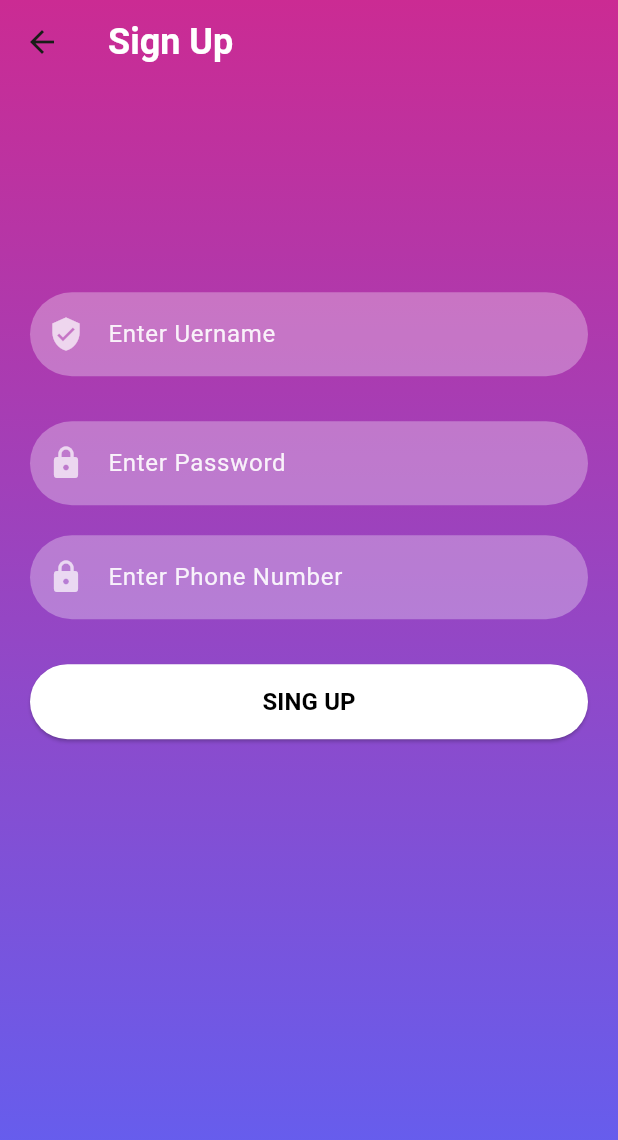
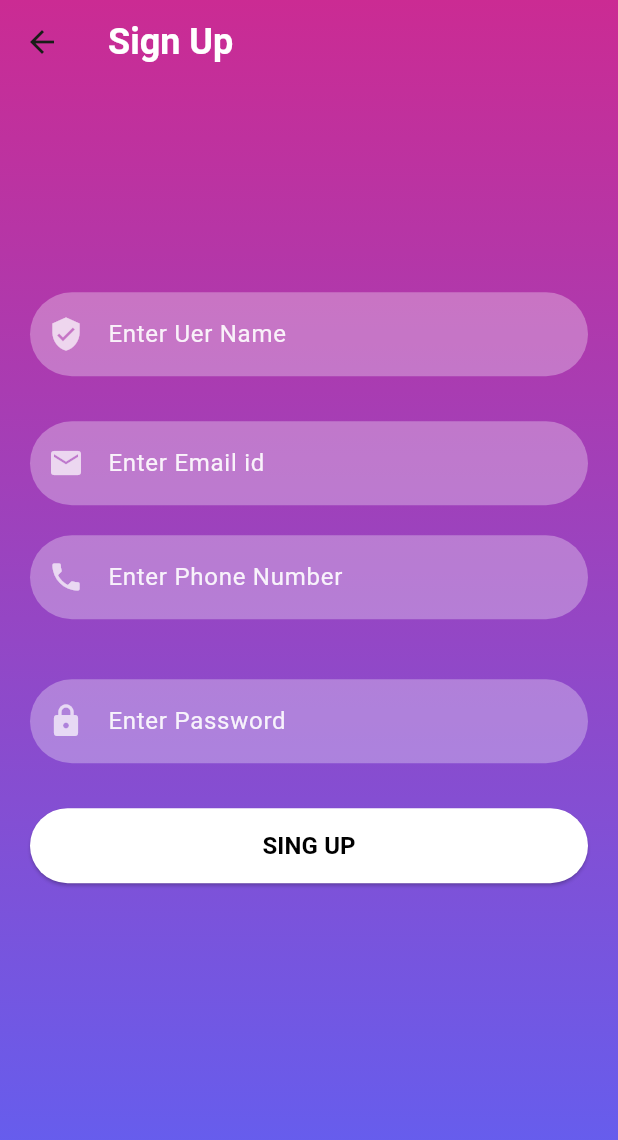
Before and after one commit to Anjana-pv/UserDinny, a Flutter app: the screen it shows after launch, after a tap on "Sign Up", on a phone screen of 412 x 824 dp. Shown: the top 1140 px of the screen. Run offline on Flutter 3.47's test engine with Material 3 defaults, Android fonts, the phone set to English and light mode, and no system bars; our stand-ins replace cached_network_image, cloud_firestore, firebase_auth, firebase_core, fluttertoast, get and 1 more; missing offline and left inert: razorpay_flutter; accounts and stored records are empty.

```diff
--- a/lib/common_widgets/calender.dart
+++ b/lib/common_widgets/calender.dart
@@ -1,6 +1,5 @@
 import 'package:flutter/material.dart';
 import 'package:get/get.dart';
-import 'package:user_dinny/controller/booking.dart';
 import 'package:user_dinny/controller/calender.dart';
 
 
--- a/lib/common_widgets/table_dropdown.dart
+++ b/lib/common_widgets/table_dropdown.dart
@@ -1,5 +1,5 @@
 import 'package:flutter/material.dart';
-import 'package:get/get.dart';
+
 
 TextField reusableTextFeild(String text,IconData icon,bool isPasswordType,
 TextEditingController controller){
--- a/lib/common_widgets/timeslot_widget.dart
+++ b/lib/common_widgets/timeslot_widget.dart
@@ -45,6 +45,7 @@ List<Widget> buildTimeSlots(String startTime, String endTime) {
   return timeSlotWidgets;
 }
 
+// ignore: must_be_immutable
 class CustomElevatedButton extends StatelessWidget {
   CustomElevatedButton({
     Key? key,
--- a/lib/controller/booking.dart
+++ b/lib/controller/booking.dart
@@ -5,7 +5,7 @@ import 'package:get/get.dart';
 import 'package:cloud_firestore/cloud_firestore.dart';
 
 import 'package:user_dinny/model/booking_model.dart';
-import 'package:user_dinny/model/usermodel.dart';
+
 
 class NewBookingController extends GetxController {
   TextEditingController guestcounController = TextEditingController();
--- a/lib/main.dart
+++ b/lib/main.dart
@@ -1,7 +1,6 @@
 import 'package:flutter/material.dart';
 import 'package:get/get.dart';
 import 'package:firebase_core/firebase_core.dart';
-import 'package:user_dinny/view/home_screen.dart';
 import 'package:user_dinny/view/login.dart';
 
 
@@ -27,7 +26,7 @@ class MyApp extends StatelessWidget {
       ),
      initialRoute: '/',
      getPages: [
-      GetPage(name:'/',page:()=>Login()),
+      GetPage(name:'/',page:()=>const Login()),
 
      ],
     );
--- a/lib/view/booking_scree.dart
+++ b/lib/view/booking_scree.dart
@@ -6,7 +6,6 @@ import 'package:google_fonts/google_fonts.dart';
 import 'package:user_dinny/common_widgets/client_details_container.dart';
 import 'package:user_dinny/common_widgets/custom_widgets.dart';
 import 'package:user_dinny/common_widgets/menucard_img.dart';
-import 'package:user_dinny/common_widgets/table_dropdown.dart';
 import 'package:user_dinny/common_widgets/timeslot_widget.dart';
 import 'package:user_dinny/controller/booking.dart';
 import 'package:user_dinny/controller/calender.dart';
--- a/lib/view/login.dart
+++ b/lib/view/login.dart
@@ -1,3 +1,5 @@
+import 'package:firebase_auth/firebase_auth.dart';
+import 'package:firebase_core/firebase_core.dart';
 import 'package:flutter/material.dart';
 import 'package:get/get.dart';
 import 'package:user_dinny/common_widgets/table_dropdown.dart';
@@ -41,7 +43,24 @@ class Login extends StatelessWidget {
               const SizedBox(
                 height: 20,
               ),
-              SignInSignButton(context, true, () {}),
+              SignInSignButton(context, true, () {
+                FirebaseAuth.instance.
+                signInWithEmailAndPassword(email
+                : emailcontrooller.text,
+                password: passwordcontroller
+                .text).
+                then((value){
+
+                  Get.to(HomeScreen());
+                }).onError((error, stackTrace){
+                   Get.snackbar('Error',
+                  'Invalid UserName or Password' ,
+                  colorText: Colors.white,
+                  backgroundColor: Colors.red,
+                  );
+                });
+
+              }),
               signupotion()
             ],
           ),
@@ -56,15 +75,15 @@ class Login extends StatelessWidget {
       children: [
         const Text(
           "Don't have account?",
-          style: TextStyle(color: Colors.white),
+          style: TextStyle(color: Colors.white,fontSize: 20),
         ),
         GestureDetector(
             onTap: () {
-              Get.to(SignupScreen());
+              Get.to(const SignupScreen());
             },
             child: const Text('Sign Up',
                 style: TextStyle(
-                    color: Colors.white, fontWeight: FontWeight.bold))),
+                    color: Colors.white, fontWeight: FontWeight.bold,fontSize: 20))),
       ],
     );
   }
--- a/lib/view/signin.dart
+++ b/lib/view/signin.dart
@@ -1,3 +1,4 @@
+import 'package:firebase_auth/firebase_auth.dart';
 import 'package:flutter/material.dart';
 import 'package:get/get.dart';
 import 'package:user_dinny/common_widgets/table_dropdown.dart';
@@ -11,7 +12,10 @@ class SignupScreen extends StatelessWidget {
   Widget build(BuildContext context) {
      TextEditingController passwordcontroller=TextEditingController();
     TextEditingController emailcontrooller=TextEditingController();
-    TextEditingController phonenumberController=TextEditingController();
+    TextEditingController phonenberController=TextEditingController();
+    TextEditingController userNameController=TextEditingController();
+
+
     return Scaffold(
       extendBodyBehindAppBar: true,
       appBar: AppBar(
@@ -40,28 +44,48 @@ class SignupScreen extends StatelessWidget {
 
             const SizedBox(height: 30,),
             reusableTextFeild(
-              'Enter Uername',
+              'Enter Uer Name',
                Icons.verified_user,
-               false, emailcontrooller),
+               false, userNameController),
                const SizedBox(height: 30,),
                reusableTextFeild(
-                "Enter Password",
-                 Icons.lock,
-                 true,
+                "Enter Email id",
+                 Icons.mail,
+                 false,
                    passwordcontroller),
                 const SizedBox(
                   height: 20,
                 ),
                 reusableTextFeild(
                 "Enter Phone Number",
+                 Icons.phone,
+                 false,
+                   emailcontrooller),
+                    const SizedBox(
+                  height: 20,
+                ),
+                const SizedBox(
+                  height: 20,
+                ),
+                reusableTextFeild(
+                "Enter Password",
                  Icons.lock,
                  true,
-                   phonenumberController),
+                   phonenberController),
                     const SizedBox(
                   height: 20,
                 ),
                 SignInSignButton(context,false,(){
-                 Get.to(HomeScreen());
+                  FirebaseAuth.instance.createUserWithEmailAndPassword(
+                    email:emailcontrooller.text ,
+                     password: passwordcontroller.text)
+                    .then((value){
+                      print('created new account');
+                     Get.to(HomeScreen());
+                  }).onError((error, stackTrace) {
+                    print("Error occured ${error.toString()}");
+                  });
+
                 } ),
 
             ],
```
Also changed, not shown: lib/view/booking_conformation_screen.dart (+6 -8 lines), lib/view/demo.dart (deleted, +0 -21 lines).
